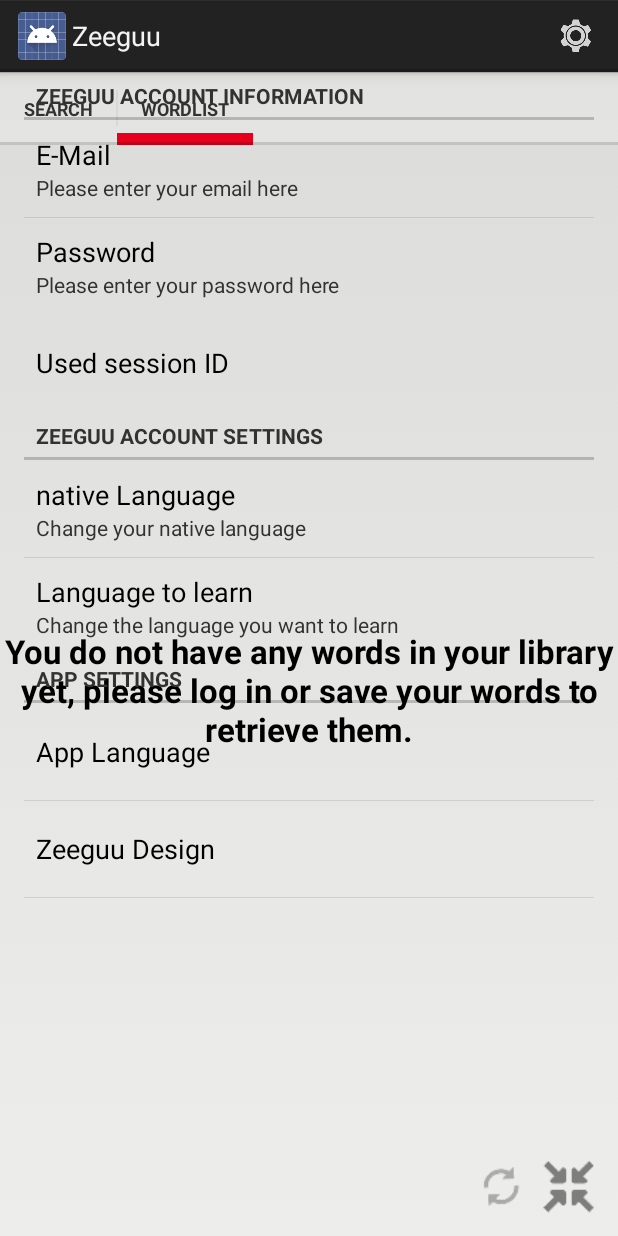
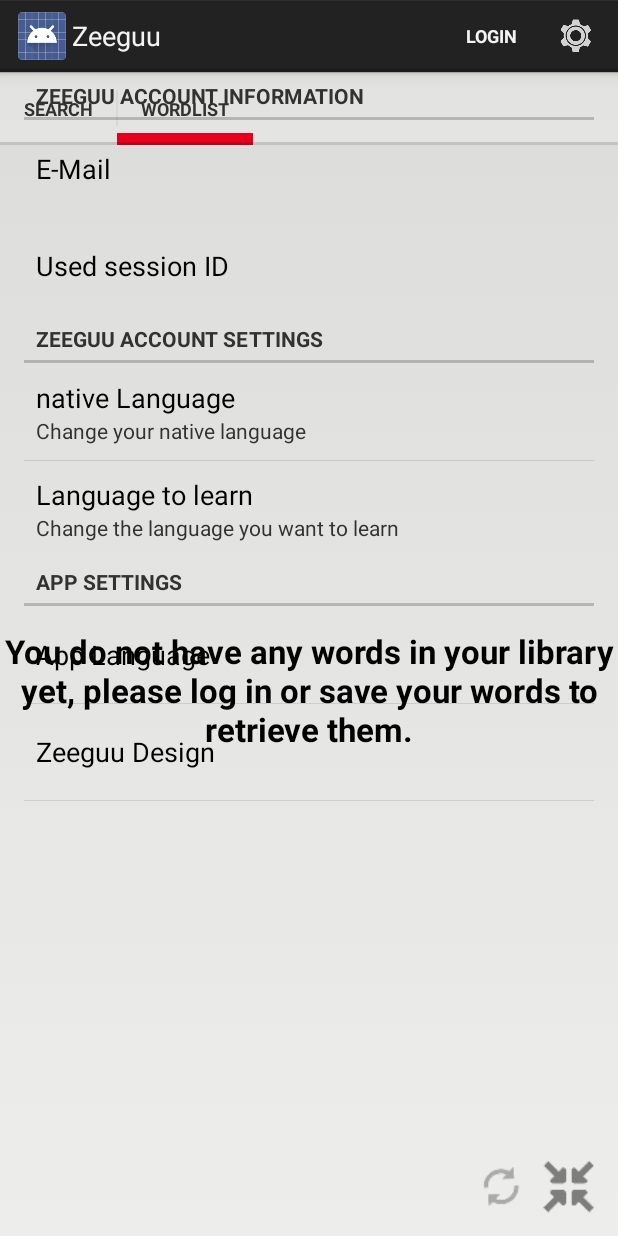
Before and after one commit to SimpleDay/Zeeguu, an Android app: the fragment FragmentSettings placed in its activity, on a phone screen of 412 x 824 dp. Run offline under Robolectric (Android 15) with nearby library versions, the phone set to English and light mode, and no system bars.

Commit message:
Login/out Button and refactoring

```diff
--- a/app/src/main/java/ch/unibe/scg/zeeguu/Core/ZeeguuActivity.java
+++ b/app/src/main/java/ch/unibe/scg/zeeguu/Core/ZeeguuActivity.java
@@ -16,6 +16,7 @@ import ch.unibe.scg.zeeguu.Sliding_menu.SlidingFragment;
 public class ZeeguuActivity extends FragmentActivity {
     private ConnectionManager connectionManager;
     private static SlidingFragment fragment;
+    private Menu menu;
 
     private final int SETTINGSCHANGED = 100;
 
@@ -31,9 +32,6 @@ public class ZeeguuActivity extends FragmentActivity {
 
         connectionManager = ConnectionManager.getConnectionManager(this);
 
-        //Customize Actionbar
-        //getActionBar().setDisplayShowTitleEnabled(false); // hides action bar title
-
         //create slidemenu
         FragmentTransaction transaction = getSupportFragmentManager().beginTransaction();
         if(fragment == null)
@@ -48,11 +46,23 @@ public class ZeeguuActivity extends FragmentActivity {
     public boolean onCreateOptionsMenu(Menu menu) {
         // Inflate the menu; this adds items to the action bar if it is present.
         getMenuInflater().inflate(R.menu.menu_zeeguu, menu);
+        this.menu = menu;
+
+        updateMenuTitles();
         return true;
+    }
+
+    public void updateMenuTitles() {
+        MenuItem item = menu.findItem(R.id.action_log_in_out);
+        item.setTitle(connectionManager.loggedIn()? getString(R.string.menu_logout_button)
+                : getString(R.string.menu_login_button));
     }
 
     public boolean onOptionsItemSelected(MenuItem item) {
         switch (item.getItemId()) {
+            case R.id.action_log_in_out:
+                connectionManager.loginout();
+                break;
 
             case R.id.action_settings:
                 Intent settingIntent = new Intent(this, SettingsActivity.class);
--- a/app/src/main/java/ch/unibe/scg/zeeguu/Search_Fragments/FragmentText.java
+++ b/app/src/main/java/ch/unibe/scg/zeeguu/Search_Fragments/FragmentText.java
@@ -346,7 +346,9 @@ public class FragmentText extends ZeeguuFragment implements TextToSpeech.OnInitL
 
 
     private void contribute() {
-        if (edit_text_native.getText().length() != 0 && edit_text_translated.getText().length() != 0) {
+        if(!connectionManager.loggedIn())
+            toast(getString(R.string.error_user_not_logged_in_yet));
+        else if (edit_text_native.getText().length() != 0 && edit_text_translated.getText().length() != 0) {
             if (!contributed) {
                 String input = edit_text_native.getText().toString();
                 String translation = edit_text_translated.getText().toString();
--- a/app/src/main/java/ch/unibe/scg/zeeguu/Settings/FragmentSettings.java
+++ b/app/src/main/java/ch/unibe/scg/zeeguu/Settings/FragmentSettings.java
@@ -34,10 +34,15 @@ public class FragmentSettings extends PreferenceFragment {
         settings = PreferenceManager.getDefaultSharedPreferences(activity);
         settings.registerOnSharedPreferenceChangeListener(listener);
 
+        //add Email to info box
+        Preference preference_email = findPreference(this.getString(R.string.preference_email));
+        String email = connectionManager.getEmail();
+        preference_email.setSummary(email);
+
         //add Session ID to info box
-        Preference session_id_preference = findPreference(this.getString(R.string.preference_user_session_id));
+        Preference preference_session_id = findPreference(this.getString(R.string.preference_user_session_id));
         String session_id = connectionManager.getSessionId();
-        session_id_preference.setSummary(session_id);
+        preference_session_id.setSummary(session_id);
     }
 
     private class PreferenceListener implements SharedPreferences.OnSharedPreferenceChangeListener {
@@ -55,9 +60,6 @@ public class FragmentSettings extends PreferenceFragment {
                 connectionManager.setNativeLanguage(sharedPreferences.getString(
                         activity.getString(R.string.preference_native_language), "en"), true);
 
-            else if (key.equals(activity.getString(R.string.preference_email)) ||
-                    key.equals(activity.getString(R.string.preference_password)))
-                connectionManager.updateUserInformation();
             else { /* Do nothing yet */ }
         }
     }
--- a/app/src/main/res/menu/menu_zeeguu.xml
+++ b/app/src/main/res/menu/menu_zeeguu.xml
@@ -1,11 +1,18 @@
 <menu xmlns:android="http://schemas.android.com/apk/res/android"
     xmlns:tools="http://schemas.android.com/tools" tools:context=".Zeeguu">
+
+
+    <item
+        android:id="@+id/action_log_in_out"
+        android:showAsAction="always"
+        android:title="@string/menu_login_button">
+    </item>
 
     <item
         android:id="@+id/action_settings"
         android:showAsAction="always"
-        android:icon="?attr/customIconSettings"
-        android:title="Settings">
+        android:title="@string/action_settings"
+        android:icon="?attr/customIconSettings" >
     </item>
 
 </menu>
--- a/app/src/main/res/values/strings.xml
+++ b/app/src/main/res/values/strings.xml
@@ -3,6 +3,8 @@
 
     <!-- app strings -->
     <string name="app_name">Zeeguu</string>
+    <string name="menu_login_button">Login</string>
+    <string name="menu_logout_button">Logout</string>
 
     <!-- sliding menu strings -->
     <string name="action_settings">Settings</string>
@@ -52,7 +54,7 @@
     <string name="title_activity_settings">Settings</string>
     <string name="category_login_settings">Zeeguu Account information</string>
     <string name="password_info">Please enter your password here</string>
-    <string name="email_info">Please enter your email here</string>
+    <string name="email_info">You are not logged in yet</string>
 
     <string name="category_main_settings">Zeeguu Account Settings</string>
     <string name="learning_language">Language to learn</string>
--- a/app/src/main/res/xml/preferences.xml
+++ b/app/src/main/res/xml/preferences.xml
@@ -7,15 +7,10 @@
 
         <EditTextPreference
             android:inputType="textEmailAddress"
+            android:selectable="false"
             android:key="@string/preference_email"
             android:summary="@string/email_info"
             android:title="@string/email" />
-
-        <EditTextPreference
-            android:inputType="textPassword"
-            android:key="@string/preference_password"
-            android:summary="@string/password_info"
-            android:title="@string/password" />
 
         <EditTextPreference
             android:key="@string/preference_user_session_id"
```
Also changed, not shown: app/src/main/java/ch/unibe/scg/zeeguu/Core/ConnectionManager.java (+104 -86 lines), app/src/main/java/ch/unibe/scg/zeeguu/Core/User.java (+8 -10 lines), app/src/main/java/ch/unibe/scg/zeeguu/Wordlist_Fragments/FragmentWordlist.java (+6 -6 lines).
